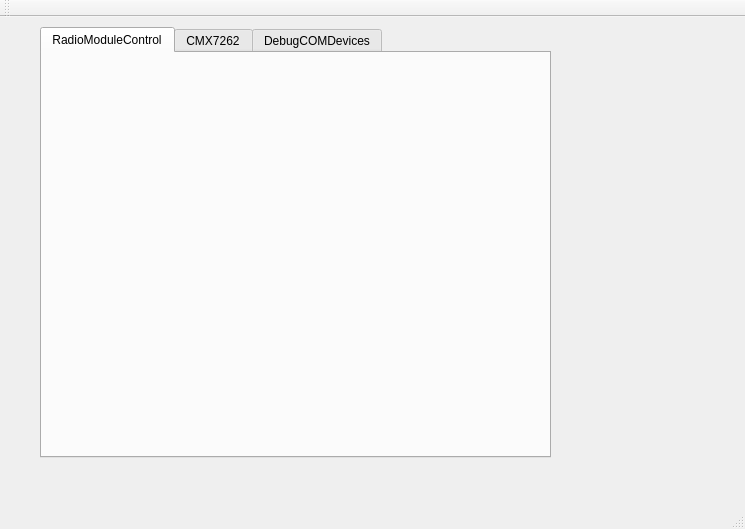
The window that SmartPhoneControl/mainwindow.ui (NTLabRadio/QtSmartPhoneRadioControl) describes before a commit, drawn with Qt 5.
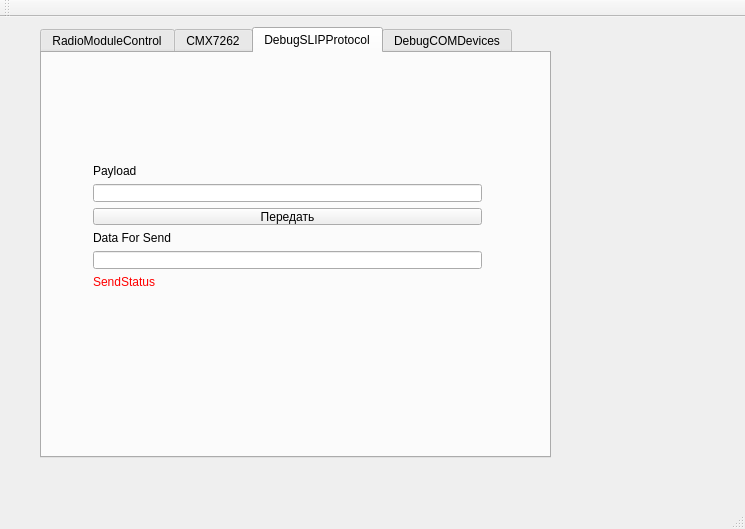
The same window after the commit.

Commit message:
Отладка SLIP протокола
Реализована отправка SLIP пакетов, сформированных из произвольных
данных, введенных пользователем
По команде пользователя (нажатие кнопки) данные преобразуются в формат
SLIP и отправляются в открытый порт
Преобразование строчных данных в бинарные и обратно (для удобства
анализа содержимого SLIP-пакетов) реализовано непосредственно в классе
MainWindow
В процессе отладки скорректированы методы класса SlipInterface
Отправка данных в соответствии со стандартным SLIP-протоколом успешно
протестирована - макет на базе DE9943 успешно принимает и парсит данные

The edit to the form file:
```diff
--- a/SmartPhoneControl/mainwindow.ui
+++ b/SmartPhoneControl/mainwindow.ui
@@ -24,7 +24,7 @@
      </rect>
     </property>
     <property name="currentIndex">
-     <number>0</number>
+     <number>2</number>
     </property>
     <widget class="QWidget" name="tab">
      <attribute name="title">
@@ -36,6 +36,63 @@
       <string>CMX7262</string>
      </attribute>
     </widget>
+    <widget class="QWidget" name="tab_4">
+     <attribute name="title">
+      <string>DebugSLIPProtocol</string>
+     </attribute>
+     <widget class="QWidget" name="">
+      <property name="geometry">
+       <rect>
+        <x>40</x>
+        <y>100</y>
+        <width>411</width>
+        <height>147</height>
+       </rect>
+      </property>
+      <layout class="QVBoxLayout" name="verticalLayout">
+       <item>
+        <widget class="QLabel" name="SLIPPayload_label">
+         <property name="text">
+          <string>Payload</string>
+         </property>
+        </widget>
+       </item>
+       <item>
+        <widget class="QLineEdit" name="SLIPPayload_lineEdit"/>
+       </item>
+       <item>
+        <widget class="QPushButton" name="pushButton">
+         <property name="text">
+          <string>Передать</string>
+         </property>
+        </widget>
+       </item>
+       <item>
+        <widget class="QLabel" name="SLIPPack_label">
+         <property name="text">
+          <string>Data For Send</string>
+         </property>
+        </widget>
+       </item>
+       <item>
+        <widget class="QLineEdit" name="SLIPPack_lineEdit"/>
+       </item>
+       <item>
+        <widget class="QLabel" name="SLIPPayloadFormatError_label">
+         <property name="enabled">
+          <bool>true</bool>
+         </property>
+         <property name="styleSheet">
+          <string notr="true">color: rgb(255, 0, 0);</string>
+         </property>
+         <property name="text">
+          <string>SendStatus</string>
+         </property>
+        </widget>
+       </item>
+      </layout>
+     </widget>
+    </widget>
     <widget class="QWidget" name="tab_2">
      <attribute name="title">
       <string>DebugCOMDevices</string>
```
Left out of the diff: 5 changed lines with no effect on the pictures. The commit also changes 6 other files.
